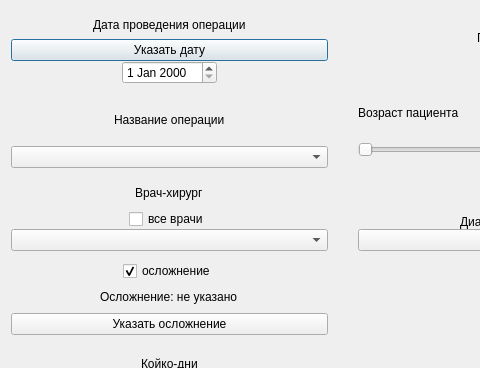
Above: Hernia-Qt/operationaddform.ui from dmkrch/Hernia-qt before the change; both pictures show x 0 to 480 and y 0 to 368 of the 685 by 501 pixel window. Below: the same form after it.
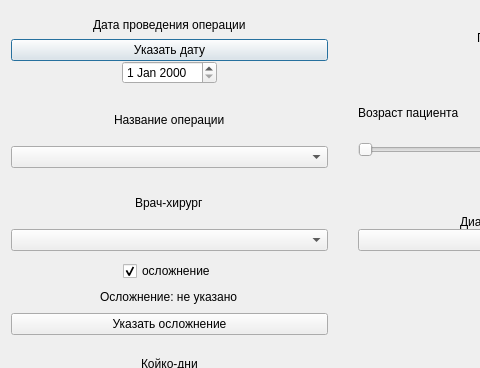
That is the form after the change.

```diff
--- a/Hernia-Qt/operationaddform.ui
+++ b/Hernia-Qt/operationaddform.ui
@@ -98,13 +98,6 @@
          </property>
         </widget>
        </item>
-       <item alignment="Qt::AlignHCenter">
-        <widget class="QCheckBox" name="checkBox_2">
-         <property name="text">
-          <string>все врачи</string>
-         </property>
-        </widget>
-       </item>
        <item>
         <widget class="QComboBox" name="comboBox_surgeons"/>
        </item>
```
